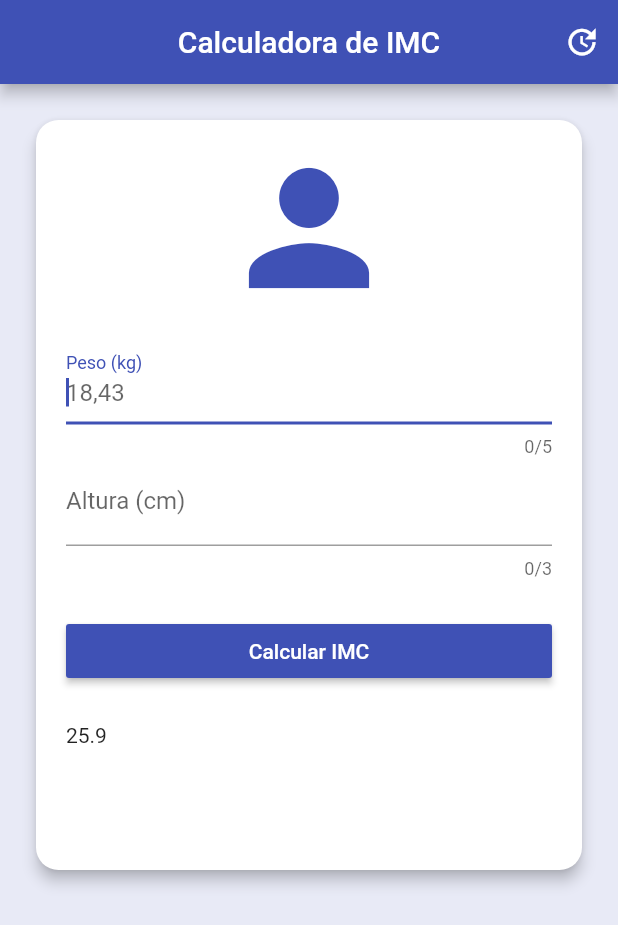
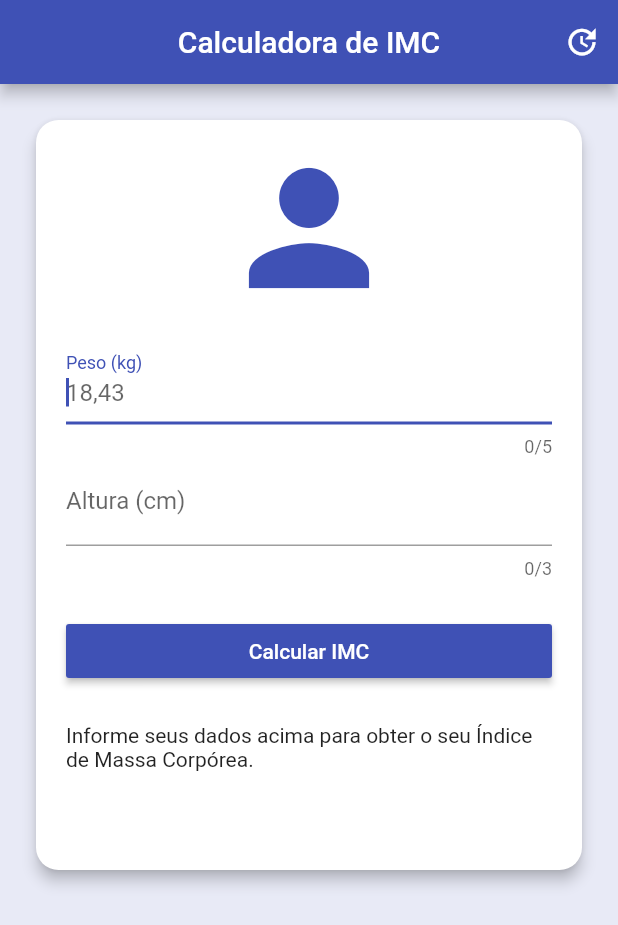
Before and after one commit to atom808/imc_calculator, a Flutter app: the screen it shows after launch, after a tap on "Calcular IMC", on a phone screen of 412 x 824 dp. Shown: the top 925 px of the screen. Run offline on Flutter 3.47's test engine with Material 2 defaults, Android fonts, the phone set to English and light mode, and no system bars.

Commit message:
Lógica pronta. Falta ajustar o layout do resultado.

```diff
--- a/lib/main.dart
+++ b/lib/main.dart
@@ -27,12 +27,29 @@ class MyHomePage extends StatefulWidget {
 }
 
 class _MyHomePageState extends State<MyHomePage> {
-  int _counter = 0;
 
-  void _incrementCounter() {
+  TextEditingController weightController = TextEditingController();
+  TextEditingController heightController = TextEditingController();
+
+  String _infoText = "Informe seus dados acima para obter o seu Índice de Massa Corpórea.";
+
+  void imcCalc(){
     setState(() {
-      _counter++;
+      double weight = double.parse(weightController.text);
+      double height = double.parse(heightController.text) / 100;
+      double result = weight / (height * height);
+      if (result < 18.6){
+        _infoText = "Abaixo do Peso (${result.toStringAsPrecision(4)})";
+      } else if (18.6 <= result){
+        _infoText = "Peso Ideal (${result.toStringAsPrecision(4)})";
+      }
     });
+  }
+
+  void resetField(){
+    weightController.text = "";
+    heightController.text = "";
+    _infoText = "Informe seus dados acima para obter o seu Índice de Massa Corpórea.";
   }
 
   @override
@@ -41,12 +58,13 @@ class _MyHomePageState extends State<MyHomePage> {
       appBar: AppBar(
         title: Text("Calculadora de IMC"),
         centerTitle: true,
-        actions: <Widget> [IconButton(
-          icon: Icon(
-            Icons.update,
-            color: Colors.white,
-          ),
-          onPressed: null,
+        actions: <Widget> [
+          IconButton(
+            icon: Icon(
+              Icons.update,
+              color: Colors.white,
+            ),
+          onPressed: resetField,
         )]
       ),
       backgroundColor: Colors.indigo[50],
@@ -78,6 +96,7 @@ class _MyHomePageState extends State<MyHomePage> {
                     ),
                   ),
                   TextField(
+                    controller: weightController,
                     maxLines: 1,
                     maxLength: 5,
                     decoration: InputDecoration(
@@ -87,6 +106,7 @@ class _MyHomePageState extends State<MyHomePage> {
                     autofocus: true,
                   ),
                   TextField(
+                    controller: heightController,
                     maxLines: 1,
                     maxLength: 3,
                     decoration: InputDecoration(
@@ -101,7 +121,9 @@ class _MyHomePageState extends State<MyHomePage> {
                     ),
                     child: RaisedButton(
                       textColor: Colors.white,
-                      onPressed: () => null,
+                      onPressed: (){
+                        imcCalc();
+                      },
                       color: Colors.indigo,
                       child: Text(
                         "Calcular IMC",
@@ -109,7 +131,7 @@ class _MyHomePageState extends State<MyHomePage> {
                     ),
                   ),
                   Text(
-                    "25.9",
+                    _infoText,
                     style: TextStyle(
 
                     ),
```
